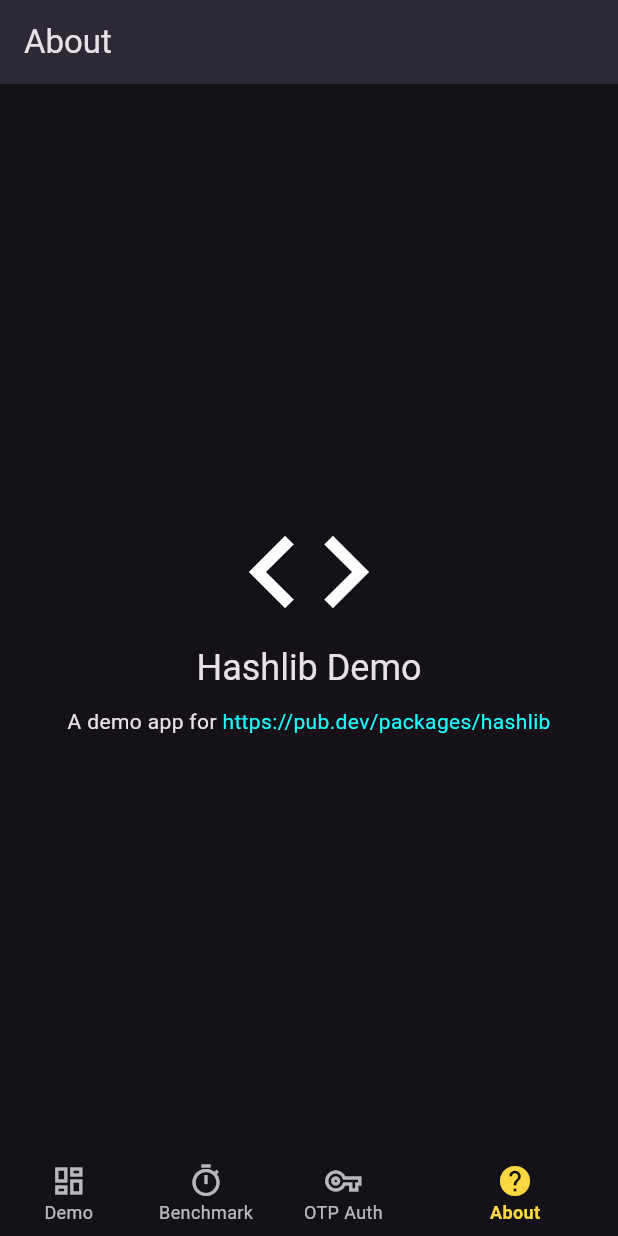
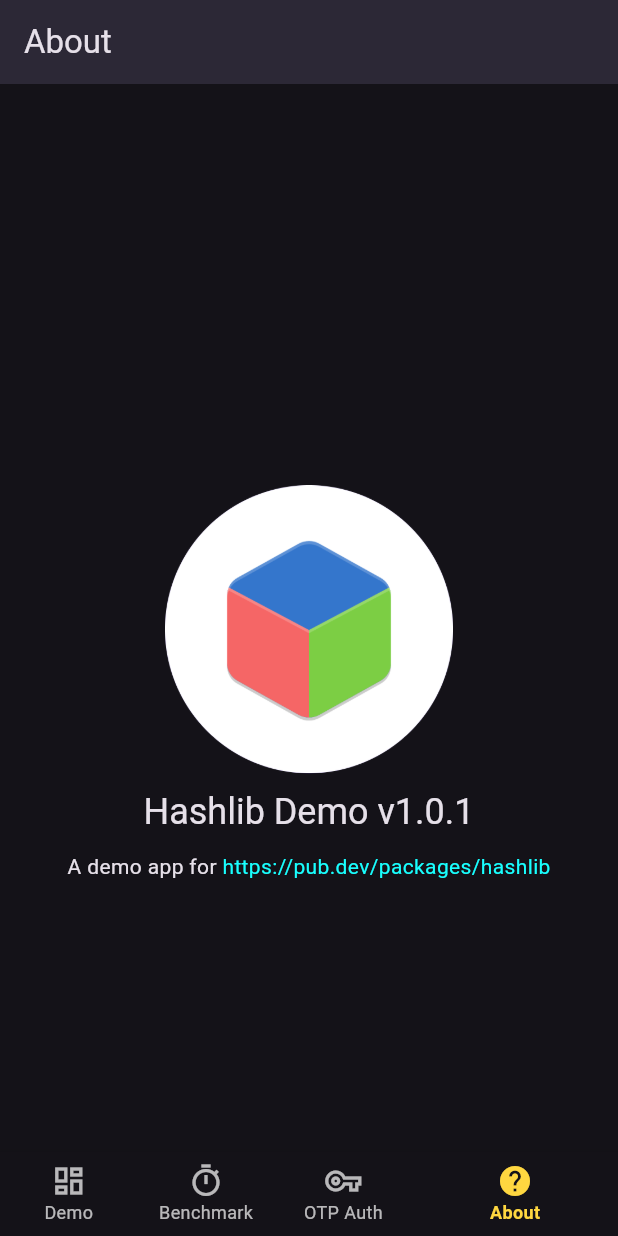
Before and after one commit to bitanon/hashlib_demo, a Flutter app: the screen it shows after launch, item 4 of the bottom bar chosen, on a phone screen of 412 x 824 dp. Run offline on Flutter 3.47's test engine with Material 2 defaults, Android fonts, the light colour scheme and no system bars; drawn by our look-alikes of flutter_linkify; our stand-ins replace file_picker, hive, package_info_plus, share_plus; missing offline and left inert: flutter_barcode_scanner, hashlib, hashlib_codecs; accounts and stored records are empty; statements that could not run were skipped.

Commit message:
Improve the about page

```diff
--- a/lib/src/pages/about.dart
+++ b/lib/src/pages/about.dart
@@ -1,6 +1,6 @@
 import 'package:flutter/material.dart';
 import 'package:flutter_linkify/flutter_linkify.dart';
-import 'package:hashlib_demo/src/utils/utils.dart';
+import 'package:package_info_plus/package_info_plus.dart';
 import 'package:url_launcher/url_launcher_string.dart';
 
 class AboutPage extends StatelessWidget {
@@ -8,16 +8,30 @@ class AboutPage extends StatelessWidget {
 
   @override
   Widget build(BuildContext context) {
-    return Center(
+    return SingleChildScrollView(
+      child: Container(
+        alignment: Alignment.center,
+        padding: const EdgeInsets.all(25),
+        height: MediaQuery.of(context).size.height,
         child: Column(
           mainAxisSize: MainAxisSize.min,
           crossAxisAlignment: CrossAxisAlignment.center,
           children: [
-          const Icon(Icons.code, size: 96),
-          Text(
-            'Hashlib Demo',
-            style: Theme.of(context).textTheme.headlineSmall,
+            InkWell(
+              borderRadius: BorderRadius.circular(100),
+              child: CircleAvatar(
+                maxRadius: 96,
+                child: Image.asset('images/logo.png'),
               ),
+              onTap: () {
+                launchUrlString(
+                  'https://play.google.com/store/apps/details?id=io.bitanon.hashlib_demo',
+                  mode: LaunchMode.externalApplication,
+                );
+              },
+            ),
+            const SizedBox(height: 10),
+            buildAppName(),
             const SizedBox(height: 10),
             Linkify(
               text: "A demo app for https://pub.dev/packages/hashlib",
@@ -26,19 +40,33 @@ class AboutPage extends StatelessWidget {
                 color: Colors.cyanAccent,
                 decoration: TextDecoration.none,
               ),
-            onOpen: (link) async {
-              final messenger = ScaffoldMessenger.of(context);
-              final result = await launchUrlString(
+              onOpen: (link) {
+                launchUrlString(
                   link.url,
                   mode: LaunchMode.externalApplication,
                 );
-              if (!result) {
-                showSnackBar(messenger, 'Could not launch ${link.url}');
-              }
               },
             ),
+            const SizedBox(height: 25),
           ],
+        ),
       ),
     );
   }
+
+  Widget buildAppName() {
+    return FutureBuilder(
+      future: PackageInfo.fromPlatform(),
+      builder: (context, snapshot) {
+        if (snapshot.data == null) {
+          return Container();
         }
+        final info = snapshot.data!;
+        return Text(
+          'Hashlib Demo v${info.version}',
+          style: Theme.of(context).textTheme.headlineSmall,
+        );
+      },
+    );
+  }
+}
```
Also changed, not shown: pubspec.yaml (+3 -4 lines), images/logo.png (added), pubspec.lock, 1 other file. Lines whose indentation alone changed are shown as unchanged.
